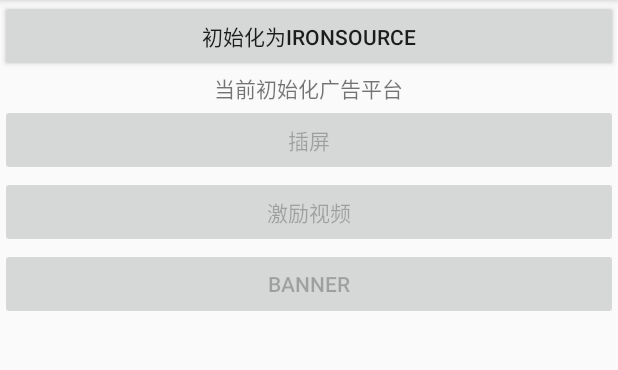
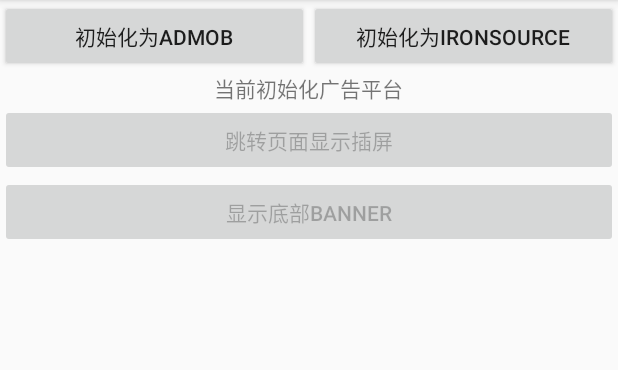
Before and after one commit to kingsoftgames/adworks-android-demo, an Android app: the screen it shows after launch (MainActivity), on a phone screen of 412 x 824 dp, the part 84-454 px from its top. Run offline under Robolectric (Android 15) with nearby library versions, the phone set to English and light mode, and no system bars; libraries missing offline, so code that uses them is left out: com.kingsoft.shiyou.

```diff
--- a/app/src/main/AndroidManifest.xml
+++ b/app/src/main/AndroidManifest.xml
@@ -10,6 +10,7 @@
         android:roundIcon="@mipmap/ic_launcher_round"
         android:supportsRtl="true"
         android:theme="@style/AppTheme">
+        <activity android:name=".InterstitialActivity"></activity>
         <activity android:name=".MainActivity">
             <intent-filter>
                 <action android:name="android.intent.action.MAIN" />
@@ -17,10 +18,11 @@
                 <category android:name="android.intent.category.LAUNCHER" />
             </intent-filter>
         </activity>
+
         <meta-data
             android:name="com.google.android.gms.ads.APPLICATION_ID"
             android:value="ca-app-pub-4638173289828736~2971951308"
-            tools:replace="android:value"/>
+            tools:replace="android:value" />
     </application>
 
 </manifest>
--- a/app/src/main/java/com/sukhavati/gotoplaying/bubble/BubbleShooter/mint/mi/MainActivity.java
+++ b/app/src/main/java/com/sukhavati/gotoplaying/bubble/BubbleShooter/mint/mi/MainActivity.java
@@ -1,9 +1,11 @@
 package com.sukhavati.gotoplaying.bubble.BubbleShooter.mint.mi;
 
+import android.content.Intent;
 import android.os.Bundle;
 import android.view.Gravity;
 import android.view.View;
 import android.widget.Button;
+import android.widget.FrameLayout;
 import android.widget.TextView;
 import android.widget.Toast;
 
@@ -15,32 +17,24 @@ import com.kingsoft.shiyou.adworks.IAdLoadListener;
 import com.kingsoft.shiyou.adworks.IAdworksInitializeCallback;
 
 public class MainActivity extends AppCompatActivity {
-    private static final String TEST_ADMOB_BANNER_ID = "ca-app-pub-3940256099942544/6300978111";
-    private static final String TEST_ADMOB_INTERSTITICAL_ID = "ca-app-pub-3940256099942544/1033173712";
-    private static final String TEST_ADMOB_REWARD_ID = "ca-app-pub-3940256099942544/5224354917";
-
-    private static final String TEST_IRONSOURCE_BANNER_ID = "main_banner";
-    private static final String TEST_IRONSOURCE_INTERSTITICAL_ID = "main_interstitial";
-    private static final String TEST_IRONSOURCE_REWARD_ID = "main_reward";
 
     private static final String ADMOB_PLATFORM_APPID = "test10001";
     private static final String IRONSOURCE_PLATFORM_APPID = "test10002";
 
     private String activePlatform = ADMOB_PLATFORM_APPID;
-    private String activePlatformBannerId = TEST_ADMOB_BANNER_ID;
-    private String activePlatformInterstiticalId = TEST_ADMOB_INTERSTITICAL_ID;
-    private String activePlatformRewardId = TEST_ADMOB_REWARD_ID;
+    private String activePlatformBannerId = AdKey.TEST_ADMOB_BANNER_ID;
+    private String activePlatformInterstiticalId = AdKey.TEST_ADMOB_INTERSTITICAL_ID;
+    private String activePlatformRewardId = AdKey.TEST_ADMOB_REWARD_ID;
 
-    private TextView tvTestCrash;
-    private Button mInterstiticalButton, mRewardButton, mBannerButton, mInitAdmobButton, mInitIronSourceButton;
+    private Button mInterstiticalButton,mBannerButton, mInitAdmobButton, mInitIronSourceButton;
     private TextView mActivePlatformTextView;
-
-    private AdWorks adWorks = AdWorks.getInstance();
+    private FrameLayout frameLayout;
 
     @Override
     protected void onCreate(Bundle savedInstanceState) {
         super.onCreate(savedInstanceState);
         setContentView(R.layout.activity_main);
+        frameLayout=findViewById(R.id.ad_layout);
         mInitAdmobButton = findViewById(R.id.btnAdmob);
         mInitAdmobButton.setOnClickListener(new View.OnClickListener() {
             @Override
@@ -60,16 +54,13 @@ public class MainActivity extends AppCompatActivity {
         mInterstiticalButton.setOnClickListener(new View.OnClickListener() {
             @Override
             public void onClick(View v) {
-                testInterstitial();
+                Intent intent = new Intent(MainActivity.this,InterstitialActivity.class);
+                intent.putExtra("interstitialkey",activePlatformInterstiticalId);
+                intent.putExtra("rewardkey",activePlatformRewardId);
+                startActivity(intent);
             }
         });
-        mRewardButton = findViewById(R.id.btn_re);
-        mRewardButton.setOnClickListener(new View.OnClickListener() {
-            @Override
-            public void onClick(View v) {
-                testReward();
-            }
-        });
+
         mBannerButton = findViewById(R.id.btn_banner);
         mBannerButton.setOnClickListener(new View.OnClickListener() {
             @Override
@@ -84,7 +75,7 @@ public class MainActivity extends AppCompatActivity {
         AdWorks.getInstance().initAdWorkds(MainActivity.this, appId, new IAdworksInitializeCallback() {
             @Override
             public void onInitializeCallback(boolean hasInitialized) {
-                toastUtil("hasInitialized: " + hasInitialized);
+                ToaUtils.toastShort(MainActivity.this,"hasInitialized: " + hasInitialized);
             }
         });
         showSelectedPaltFormName();
@@ -103,149 +94,36 @@ public class MainActivity extends AppCompatActivity {
 
     private void changeBtnClickState() {
         mInterstiticalButton.setEnabled(true);
-        mRewardButton.setEnabled(true);
         mBannerButton.setEnabled(true);
     }
 
     private void setAdKeyForPlatform() {
         if (activePlatform.equals(IRONSOURCE_PLATFORM_APPID)) {
-            activePlatformBannerId = TEST_IRONSOURCE_BANNER_ID;
-            activePlatformInterstiticalId = TEST_IRONSOURCE_INTERSTITICAL_ID;
-            activePlatformRewardId = TEST_IRONSOURCE_REWARD_ID;
+            activePlatformBannerId = AdKey.TEST_IRONSOURCE_BANNER_ID;
+            activePlatformInterstiticalId = AdKey.TEST_IRONSOURCE_INTERSTITICAL_ID;
+            activePlatformRewardId = AdKey.TEST_IRONSOURCE_REWARD_ID;
         }
         if (activePlatform.equals(ADMOB_PLATFORM_APPID)) {
-            activePlatformBannerId = TEST_ADMOB_BANNER_ID;
-            activePlatformInterstiticalId = TEST_ADMOB_INTERSTITICAL_ID;
-            activePlatformRewardId = TEST_ADMOB_REWARD_ID;
+            activePlatformBannerId = AdKey.TEST_ADMOB_BANNER_ID;
+            activePlatformInterstiticalId = AdKey.TEST_ADMOB_INTERSTITICAL_ID;
+            activePlatformRewardId = AdKey.TEST_ADMOB_REWARD_ID;
         }
     }
 
-    private void testInterstitial() {
-        if (adWorks.isAdReady(this, activePlatformInterstiticalId)) {
-            adWorks.showInterstitialAd(this, activePlatformInterstiticalId);
+
+    private void testBanner() {
+        if (AdWorks.getInstance().isAdReady(MainActivity.this, activePlatformBannerId)) {
+            AdWorks.getInstance().showBannerAd(MainActivity.this, activePlatformBannerId, Gravity.CENTER, frameLayout);
         }
-
-        adWorks.loadInterstitialAd(this, activePlatformInterstiticalId, new IAdLoadListener() {
+        AdWorks.getInstance().loadBannerAd(this, activePlatformBannerId, new IAdLoadListener() {
             @Override
             public void onAdClosed() {
-                toastUtil(getString(R.string.string_interstitial_close));
+                ToaUtils.toastShort(MainActivity.this,getString(R.string.string_banner_close));
             }
 
             @Override
             public void onAdFailedToLoad(int errorCode) {
-                toastUtil(getString(R.string.string_interstitial_load_fail));
-            }
-
-            @Override
-            public void onAdFailedToShow(int errorCode) {
-            }
-
-            @Override
-            public void onAdLeaveApplication() {
-                toastUtil(getString(R.string.string_interstitial_left_app));
-            }
-
-            @Override
-            public void onAdOpened() {
-                toastUtil(getString(R.string.string_interstitial_open));
-            }
-
-            @Override
-            public void onAdLoaded() {
-                toastUtil(getString(R.string.string_interstitial_load_success));
-            }
-
-            @Override
-            public void onAdClicked() {
-                toastUtil(getString(R.string.string_interstitial_click));
-            }
-
-            @Override
-            public void onAdImpression() {
-            }
-
-            @Override
-            public void onUserEarnedReward() {
-            }
-        });
-    }
-
-    private void testReward() {
-        if (AdWorks.getInstance().isAdReady(this, activePlatformRewardId)) {
-            adWorks.showRewardAd(this, activePlatformRewardId);
-        }
-
-        AdWorks.getInstance().loadRewardAd(MainActivity.this, activePlatformRewardId, new IAdLoadListener() {
-            @Override
-            public void onAdClosed() {
-
-                toastUtil("激励关闭");
-            }
-
-            @Override
-            public void onAdFailedToLoad(int errorCode) {
-                toastUtil(getString(R.string.string_reward_video_load_fail));
-
-            }
-
-            @Override
-            public void onAdFailedToShow(int errorCode) {
-
-            }
-
-            @Override
-            public void onAdLeaveApplication() {
-                toastUtil(getString(R.string.string_reward_video_left_app));
-            }
-
-
-            @Override
-            public void onAdOpened() {
-                toastUtil(getString(R.string.string_reward_video_open));
-
-            }
-
-            @Override
-            public void onAdLoaded() {
-                toastUtil(getString(R.string.string_reward_video_loaded));
-            }
-
-            @Override
-            public void onAdClicked() {
-                toastUtil(getString(R.string.string_reward_video_click));
-            }
-
-            @Override
-            public void onAdImpression() {
-
-            }
-
-            @Override
-            public void onUserEarnedReward() {
-                toastUtil(getString(R.string.string_reward_video_complete));
-            }
-        });
-
-
-    }
-
-    private void showReward() {
-        AdWorks.getInstance().showRewardAd(MainActivity.this, activePlatformRewardId);
-    }
-
-    private void testBanner() {
-        if (AdWorks.getInstance().isAdReady(MainActivity.this, activePlatformBannerId)) {
-            AdWorks.getInstance().showBannerAd(MainActivity.this, activePlatformBannerId, Gravity.CENTER, null);
-        }
-        AdWorks.getInstance().loadBannerAd(this, activePlatformBannerId, new IAdLoadListener() {
-            @Override
-            public void onAdClosed() {
-                toastUtil(getString(R.string.string_banner_close));
-            }
-
-            @Override
-            public void onAdFailedToLoad(int errorCode) {
-                toastUtil(getString(R.string.string_banner_load_fail));
+                ToaUtils.toastShort(MainActivity.this,getString(R.string.string_banner_load_fail));
             }
 
             @Override
@@ -261,18 +139,18 @@ public class MainActivity extends AppCompatActivity {
 
             @Override
             public void onAdOpened() {
-                toastUtil(getString(R.string.string_banner_open));
+                ToaUtils.toastShort(MainActivity.this,getString(R.string.string_banner_open));
             }
 
             @Override
             public void onAdLoaded() {
-                toastUtil(getString(R.string.string_banner_loaded));
+                ToaUtils.toastShort(MainActivity.this,getString(R.string.string_banner_loaded));
                 AdWorks.getInstance().showBannerAd(MainActivity.this, activePlatformBannerId, Gravity.CENTER, null);
             }
 
             @Override
             public void onAdClicked() {
-                toastUtil(getString(R.string.string_banner_click));
+                ToaUtils.toastShort(MainActivity.this,getString(R.string.string_banner_click));
             }
 
             @Override
@@ -287,7 +165,5 @@ public class MainActivity extends AppCompatActivity {
         });
     }
 
-    private void toastUtil(String msg) {
-        Toast.makeText(MainActivity.this, msg, Toast.LENGTH_SHORT).show();
-    }
+
 }
--- a/app/src/main/res/layout/activity_main.xml
+++ b/app/src/main/res/layout/activity_main.xml
@@ -1,5 +1,5 @@
 <?xml version="1.0" encoding="utf-8"?>
-<LinearLayout xmlns:android="http://schemas.android.com/apk/res/android"
+<RelativeLayout xmlns:android="http://schemas.android.com/apk/res/android"
     xmlns:app="http://schemas.android.com/apk/res-auto"
     xmlns:tools="http://schemas.android.com/tools"
     android:layout_width="match_parent"
@@ -7,11 +7,16 @@
     android:orientation="vertical"
     tools:context=".MainActivity">
     <LinearLayout
+        android:orientation="vertical"
+        android:layout_width="match_parent"
+        android:layout_height="wrap_content">
+
+
+    <LinearLayout
         android:orientation="horizontal"
         android:layout_width="match_parent"
         android:layout_height="wrap_content">
         <Button
-            android:visibility="gone"
             android:id="@+id/btnAdmob"
             android:layout_weight="1"
             android:layout_width="0dp"
@@ -40,20 +45,18 @@
 
     <Button
         android:enabled="false"
-        android:id="@+id/btn_re"
-        android:layout_width="match_parent"
-        android:layout_height="wrap_content"
-        android:text="@string/string_ad_reward_video" />
-
-    <Button
-        android:enabled="false"
         android:id="@+id/btn_banner"
         android:layout_width="match_parent"
         android:layout_height="wrap_content"
         android:text="@string/string_ad_banner" />
+    </LinearLayout>
 
 
 
-
-
-</LinearLayout>
+    <FrameLayout
+        android:layout_alignParentBottom="true"
+        android:id="@+id/ad_layout"
+        android:layout_width="match_parent"
+        android:layout_height="wrap_content">
+    </FrameLayout>
+</RelativeLayout>
--- a/app/src/main/res/values/strings.xml
+++ b/app/src/main/res/values/strings.xml
@@ -12,7 +12,7 @@
     <string name="string_reward_video_open">激励打开</string>
     <string name="string_reward_video_loaded">激励加载成功</string>
     <string name="string_reward_video_click">激励点击</string>
-    <string name="string_reward_video_complete">激励播放完成</string>
+    <string name="string_reward_video_complete">激励播放完成可以获得奖励！</string>
     <string name="string_banner_close">banner关闭</string>
     <string name="string_banner_load_fail">banner加载失败</string>
     <string name="string_banner_left_app">banner离开应用</string>
@@ -22,7 +22,7 @@
     <string name="string_init_admob">初始化为admob</string>
     <string name="string_init_ironsource">初始化为IronSource</string>
     <string name="string_current_ad_platform">当前初始化广告平台</string>
-    <string name="string_ad_interstitial">插屏</string>
-    <string name="string_ad_reward_video">激励视频</string>
-    <string name="string_ad_banner">banner</string>
+    <string name="string_ad_interstitial">跳转页面显示插屏</string>
+    <string name="string_ad_reward_video">观看激励视频可以获得奖励哦</string>
+    <string name="string_ad_banner">显示底部banner</string>
 </resources>
```
Also changed, not shown: app/src/main/java/com/sukhavati/gotoplaying/bubble/BubbleShooter/mint/mi/AdKey.java (added, +12 -0 lines), app/src/main/java/com/sukhavati/gotoplaying/bubble/BubbleShooter/mint/mi/InterstitialActivity.java (added, +142 -0 lines), app/src/main/java/com/sukhavati/gotoplaying/bubble/BubbleShooter/mint/mi/ToaUtils.java (added, +15 -0 lines), app/src/main/res/layout/activity_interstitial.xml (added, +15 -0 lines).
